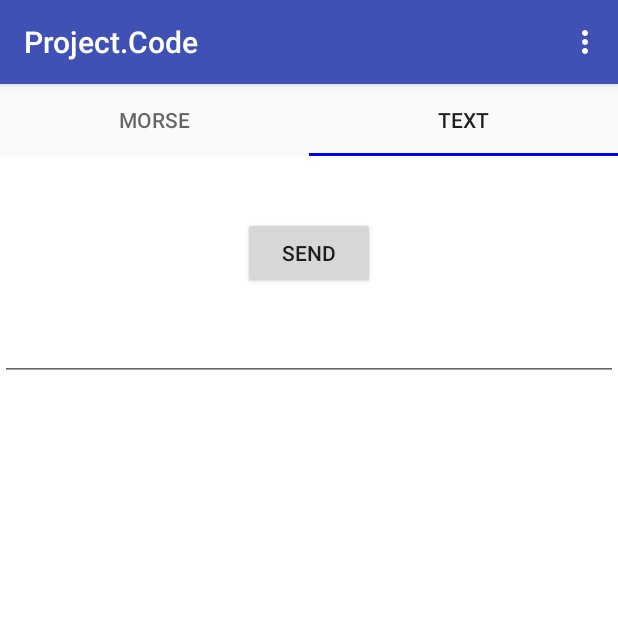
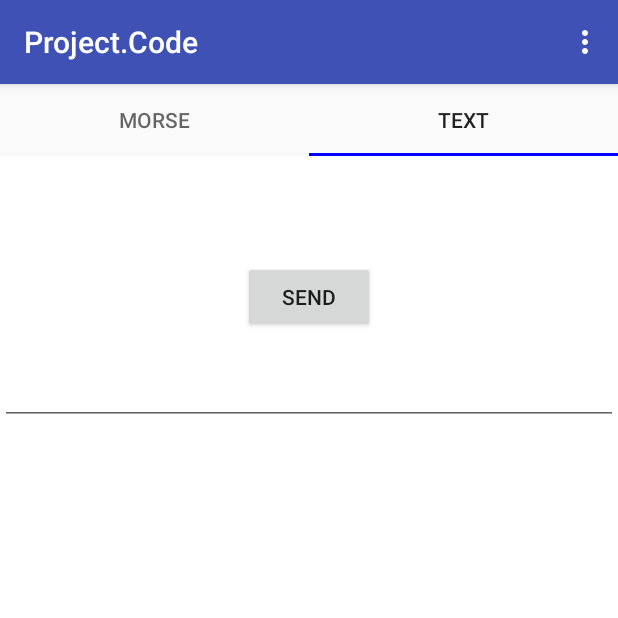
Before and after one commit to Joemiddle/ProjectCode, an Android app: the screen it shows after launch (ProjectActivity), tab 2 chosen, on a phone screen of 412 x 824 dp, the top half of it. Run offline under Robolectric (Android 15) with nearby library versions, the light colour scheme and no system bars.

Commit message:
Change to layout

```diff
--- a/MyApplication2/projectcode/src/main/res/layout/fragment_text.xml
+++ b/MyApplication2/projectcode/src/main/res/layout/fragment_text.xml
@@ -6,7 +6,7 @@
     <TextView
         android:id="@+id/conversation"
         android:layout_width="fill_parent"
-        android:layout_height="wrap_content"
+        android:layout_height="70sp"
         android:textSize="30sp"
          />
 
```
